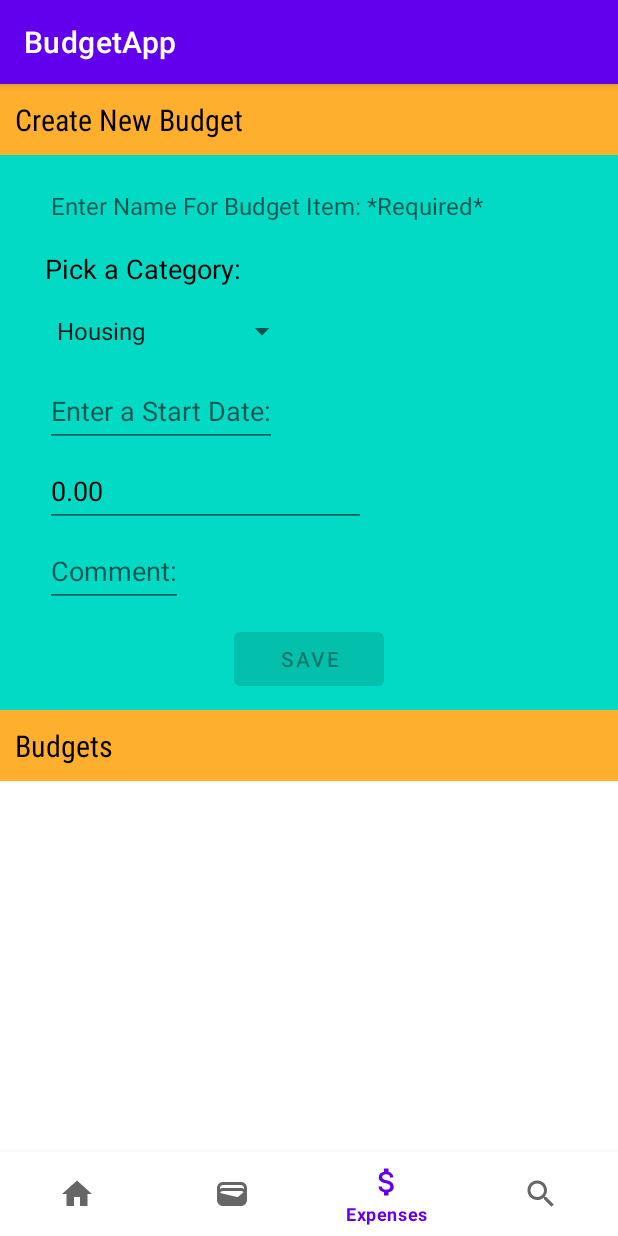
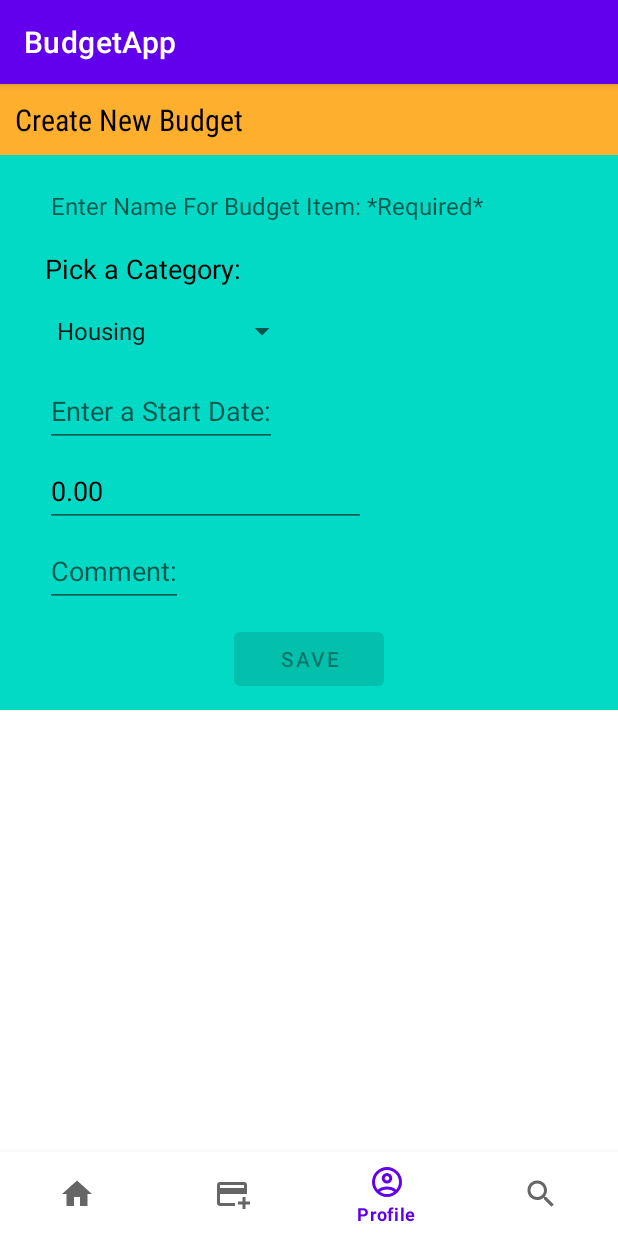
Before and after one commit to lillieayer/budgettracker, an Android app: the BudgetActivity screen opened directly, with no data from a screen before it, item 3 of the bottom bar chosen, on a phone screen of 412 x 824 dp. Run offline under Robolectric (Android 15) with nearby library versions, the phone set to English and light mode, and no system bars; our stand-ins replace Firebase (no records; nobody signed in at launch, a user with empty details on screens opened directly); 2 statements that could not run were skipped.

Commit message:
split budget activity to make room for web views

```diff
--- a/app/build.gradle
+++ b/app/build.gradle
@@ -44,6 +44,8 @@ dependencies {
     implementation 'androidx.annotation:annotation:1.7.1'
     implementation 'androidx.lifecycle:lifecycle-livedata-ktx:2.7.0'
     implementation 'androidx.lifecycle:lifecycle-viewmodel-ktx:2.7.0'
+    implementation 'androidx.activity:activity:1.8.0'
+    implementation 'androidx.constraintlayout:constraintlayout:2.1.4'
     testImplementation 'junit:junit:4.13.2'
     androidTestImplementation 'androidx.test.ext:junit:1.1.5'
     androidTestImplementation 'androidx.test.espresso:espresso-core:3.5.1'
--- a/app/src/main/AndroidManifest.xml
+++ b/app/src/main/AndroidManifest.xml
@@ -13,6 +13,9 @@
         android:supportsRtl="true"
         android:theme="@style/Theme.BudgetApp"
         tools:targetApi="31">
+        <activity
+            android:name=".ui.profile.ProfileActivity"
+            android:exported="false" />
         <activity
             android:name=".ui.budget.BudgetActivity"
             android:exported="false" />
--- a/app/src/main/java/cs445/budgetapp/MainActivity.java
+++ b/app/src/main/java/cs445/budgetapp/MainActivity.java
@@ -15,6 +15,7 @@ import com.google.android.material.navigation.NavigationBarView;
 
 import cs445.budgetapp.ui.budget.BudgetActivity;
 import cs445.budgetapp.ui.login.SignUpFragment;
+import cs445.budgetapp.ui.profile.ProfileActivity;
 
 public class MainActivity extends AppCompatActivity {
 
@@ -38,8 +39,9 @@ public class MainActivity extends AppCompatActivity {
                 Toast.makeText(this, "Going to budget", Toast.LENGTH_SHORT).show();
                 startActivity( new Intent(MainActivity.this, BudgetActivity.class));
             }
-            else if(pageId == R.id.navigation_expenses) {
-                Toast.makeText(this, "Going to expense tracker!", Toast.LENGTH_SHORT).show();
+            else if(pageId == R.id.navigation_profile) {
+                startActivity( new Intent(MainActivity.this, ProfileActivity.class));
+                Toast.makeText(this, "Going to profile", Toast.LENGTH_SHORT).show();
             }
             else if(pageId == R.id.navigation_search) {
                 Toast.makeText(this, "Going to webviews", Toast.LENGTH_SHORT).show();
--- a/app/src/main/java/cs445/budgetapp/MyApplication.java
+++ b/app/src/main/java/cs445/budgetapp/MyApplication.java
@@ -13,9 +13,9 @@ import cs445.budgetapp.data.model.LoggedInUser;
 
 public class MyApplication extends Application {
 
-    private static FirebaseDatabase db;
+    private FirebaseDatabase db;
 
-    private static FirebaseUser currUser;
+    private FirebaseUser currUser;
     @Override
     public void onCreate() {
         super.onCreate();
@@ -25,10 +25,10 @@ public class MyApplication extends Application {
         currUser = FirebaseAuth.getInstance().getCurrentUser();
     }
 
-    public static FirebaseDatabase getDb() {
+    public FirebaseDatabase getDb() {
         return db;
     }
-    public static FirebaseUser getAuthUser(){
+    public FirebaseUser getAuthUser(){
         return currUser;
     }
 }
--- a/app/src/main/java/cs445/budgetapp/ui/budget/BudgetActivity.java
+++ b/app/src/main/java/cs445/budgetapp/ui/budget/BudgetActivity.java
@@ -32,6 +32,8 @@ import java.util.List;
 import cs445.budgetapp.MainActivity;
 import cs445.budgetapp.MyApplication;
 import cs445.budgetapp.R;
+import cs445.budgetapp.ui.profile.BudgetAdapter;
+import cs445.budgetapp.ui.profile.ProfileActivity;
 
 public class BudgetActivity extends AppCompatActivity {
 
@@ -56,13 +58,6 @@ public class BudgetActivity extends AppCompatActivity {
         EditText editComment = findViewById(R.id.edit_budget_comment);
 
         editAmt.setText("0.00");
-        // setup recycler view components
-        List<Budget> budgetList = new ArrayList<>();
-        BudgetAdapter budgetAdapter = new BudgetAdapter(budgetList);
-        RecyclerView recyclerView = findViewById(R.id.recycler_view);
-        LinearLayoutManager layout = new LinearLayoutManager(this, LinearLayoutManager.VERTICAL,false);
-        recyclerView.setLayoutManager(layout);
-        recyclerView.setAdapter(budgetAdapter);
 
         app = (MyApplication) getApplication();
         // get user to access auth email
@@ -74,68 +69,37 @@ public class BudgetActivity extends AppCompatActivity {
         // initialize db reference for access
         userData = app.getDb().getReference("Users/"+ userPath);
 
-        // retrieve users past budgets
-        userData.addListenerForSingleValueEvent(new ValueEventListener() {
+        editName.addTextChangedListener(new TextWatcher() {
             @Override
-            public void onDataChange(@NonNull DataSnapshot pastBudgets) {
-                if (pastBudgets.exists()){
-                    ArrayList<Budget> temp = new ArrayList<>();
-                    int numBudgets = 0;
+            public void beforeTextChanged(CharSequence charSequence, int i, int i1, int i2) {
 
-                    for (DataSnapshot budget : pastBudgets.getChildren()){
-                        Budget old_budget = budget.getValue(Budget.class);
-                        temp.add(old_budget);
-                        numBudgets++;
-                    }
-                    budgetList.addAll(temp);
-                    budgetAdapter.notifyItemRangeInserted(0,numBudgets);
-                }
             }
 
             @Override
-            public void onCancelled(@NonNull DatabaseError error) {
+            public void onTextChanged(CharSequence charSequence, int i, int i1, int i2) {
+
+            }
+
+            @Override
+            public void afterTextChanged(Editable editable) {
+                budgetName = editName.getText().toString();
+                saveButton.setEnabled(!budgetName.isEmpty());
 
             }
         });
 
-
-        userData.addChildEventListener(new ChildEventListener() {
+        categorySpinner.setOnItemSelectedListener(new AdapterView.OnItemSelectedListener() {
             @Override
-            public void onChildAdded(@NonNull DataSnapshot budgets, @Nullable String previousChildName) {
-                Budget new_budget = (Budget)budgets.getValue(Budget.class);
-                if (new_budget != null){
-                    budgetList.add(new_budget);
-                    int i = budgetList.indexOf(new_budget);
-                    budgetAdapter.notifyItemInserted(i);
-                }
+            public void onItemSelected(AdapterView<?> adapterView, View view, int i, long l) {
+                budgetCategory = adapterView.getItemAtPosition(i).toString();
+                Log.v("Success", "Category chosen!");
             }
 
             @Override
-            public void onChildChanged(@NonNull DataSnapshot snapshot, @Nullable String previousChildName) {
-                //not modifying data
-            }
-
-            @Override
-            public void onChildRemoved(@NonNull DataSnapshot snapshot) {
-                Budget old_budget = (Budget)snapshot.getValue(Budget.class);
-                int i = budgetList.indexOf(old_budget);
-                budgetList.remove(old_budget);
-                budgetAdapter.notifyItemRemoved(i);
+            public void onNothingSelected(AdapterView<?> adapterView) {
 
             }
-
-            @Override
-            public void onChildMoved(@NonNull DataSnapshot snapshot, @Nullable String previousChildName) {
-                //ignore
-            }
-
-            @Override
-            public void onCancelled(@NonNull DatabaseError error) {
-                //ignore
-            }
         });
-
-
 
         saveButton.setOnClickListener(view -> {
             // get user input
@@ -160,38 +124,6 @@ public class BudgetActivity extends AppCompatActivity {
 
         });
 
-        categorySpinner.setOnItemSelectedListener(new AdapterView.OnItemSelectedListener() {
-            @Override
-            public void onItemSelected(AdapterView<?> adapterView, View view, int i, long l) {
-                budgetCategory = adapterView.getItemAtPosition(i).toString();
-                Log.v("Success", "Category chosen!");
-            }
-
-            @Override
-            public void onNothingSelected(AdapterView<?> adapterView) {
-
-            }
-        });
-
-        editName.addTextChangedListener(new TextWatcher() {
-            @Override
-            public void beforeTextChanged(CharSequence charSequence, int i, int i1, int i2) {
-
-            }
-
-            @Override
-            public void onTextChanged(CharSequence charSequence, int i, int i1, int i2) {
-
-            }
-
-            @Override
-            public void afterTextChanged(Editable editable) {
-                budgetName = editName.getText().toString();
-                saveButton.setEnabled(!budgetName.isEmpty());
-
-            }
-        });
-
 
         BottomNavigationView bottomNavigationView = findViewById(R.id.bottom_navigation_budget);
 
@@ -205,8 +137,8 @@ public class BudgetActivity extends AppCompatActivity {
             if(pageId == R.id.navigation_budget){
                 Toast.makeText(this, "Already on budget page!", Toast.LENGTH_SHORT).show();
             }
-            else if(pageId == R.id.navigation_expenses) {
-                Toast.makeText(this, "Going to expense tracker!", Toast.LENGTH_SHORT).show();
+            else if(pageId == R.id.navigation_profile) {
+                startActivity(new Intent(BudgetActivity.this, ProfileActivity.class));
             }
             else if(pageId == R.id.navigation_search) {
                 Toast.makeText(this, "Going to webviews", Toast.LENGTH_SHORT).show();
@@ -217,7 +149,6 @@ public class BudgetActivity extends AppCompatActivity {
         });
     }
 
-
     @Override
     protected void onDestroy() {
         super.onDestroy();
--- a/app/src/main/java/cs445/budgetapp/ui/budget/BudgetAdapter.java
+++ b/app/src/main/java/cs445/budgetapp/ui/profile/BudgetAdapter.java
@@ -1,4 +1,4 @@
-package cs445.budgetapp.ui.budget;
+package cs445.budgetapp.ui.profile;
 
 import android.view.LayoutInflater;
 import android.view.View;
@@ -9,6 +9,7 @@ import androidx.recyclerview.widget.RecyclerView;
 import java.util.List;
 
 import cs445.budgetapp.R;
+import cs445.budgetapp.ui.budget.Budget;
 
 public class BudgetAdapter extends RecyclerView.Adapter<BudgetItemViewHolder> {
     private List<Budget> budgetList;
--- a/app/src/main/java/cs445/budgetapp/ui/budget/BudgetItemViewHolder.java
+++ b/app/src/main/java/cs445/budgetapp/ui/profile/BudgetItemViewHolder.java
@@ -1,4 +1,4 @@
-package cs445.budgetapp.ui.budget;
+package cs445.budgetapp.ui.profile;
 
 
 import android.view.View;
--- /dev/null
+++ b/app/src/main/res/drawable/baseline_add_card_24.xml
@@ -0,0 +1,5 @@
+<vector xmlns:android="http://schemas.android.com/apk/res/android" android:height="24dp" android:tint="#000000" android:viewportHeight="24" android:viewportWidth="24" android:width="24dp">
+
+    <path android:fillColor="@android:color/white" android:pathData="M20,4H4C2.89,4 2.01,4.89 2.01,6L2,18c0,1.11 0.89,2 2,2h10v-2H4v-6h18V6C22,4.89 21.11,4 20,4zM20,8H4V6h16V8zM24,17v2h-3v3h-2v-3h-3v-2h3v-3h2v3H24z"/>
+
+</vector>
--- /dev/null
+++ b/app/src/main/res/drawable/sharp_account_circle_24.xml
@@ -0,0 +1,5 @@
+<vector xmlns:android="http://schemas.android.com/apk/res/android" android:height="24dp" android:tint="#000000" android:viewportHeight="960" android:viewportWidth="960" android:width="24dp">
+
+    <path android:fillColor="@android:color/white" android:pathData="M234,684Q285,645 348,622.5Q411,600 480,600Q549,600 612,622.5Q675,645 726,684Q761,643 780.5,591Q800,539 800,480Q800,347 706.5,253.5Q613,160 480,160Q347,160 253.5,253.5Q160,347 160,480Q160,539 179.5,591Q199,643 234,684ZM480,520Q421,520 380.5,479.5Q340,439 340,380Q340,321 380.5,280.5Q421,240 480,240Q539,240 579.5,280.5Q620,321 620,380Q620,439 579.5,479.5Q539,520 480,520ZM480,880Q397,880 324,848.5Q251,817 197,763Q143,709 111.5,636Q80,563 80,480Q80,397 111.5,324Q143,251 197,197Q251,143 324,111.5Q397,80 480,80Q563,80 636,111.5Q709,143 763,197Q817,251 848.5,324Q880,397 880,480Q880,563 848.5,636Q817,709 763,763Q709,817 636,848.5Q563,880 480,880ZM480,800Q533,800 580,784.5Q627,769 666,740Q627,711 580,695.5Q533,680 480,680Q427,680 380,695.5Q333,711 294,740Q333,769 380,784.5Q427,800 480,800ZM480,440Q506,440 523,423Q540,406 540,380Q540,354 523,337Q506,320 480,320Q454,320 437,337Q420,354 420,380Q420,406 437,423Q454,440 480,440ZM480,380Q480,380 480,380Q480,380 480,380Q480,380 480,380Q480,380 480,380Q480,380 480,380Q480,380 480,380Q480,380 480,380Q480,380 480,380ZM480,740Q480,740 480,740Q480,740 480,740Q480,740 480,740Q480,740 480,740Q480,740 480,740Q480,740 480,740Q480,740 480,740Q480,740 480,740Z"/>
+
+</vector>
--- a/app/src/main/res/layout/activity_budget.xml
+++ b/app/src/main/res/layout/activity_budget.xml
@@ -110,34 +110,6 @@
 
         </LinearLayout>
 
-        <TextView
-            android:id="@+id/budget_title"
-            android:layout_width="match_parent"
-            android:layout_height="wrap_content"
-            android:paddingLeft="10dp"
-            android:layout_below="@id/edit_budget_layout"
-            android:paddingRight="10dp"
-            android:background="@color/gold"
-            android:fontFamily="sans-serif-condensed"
-            android:padding="10dp"
-            android:text="@string/nav_budget"
-            android:textColor="@color/black"
-            android:textSize="20sp" />
-
-        <androidx.recyclerview.widget.RecyclerView
-            android:id="@+id/recycler_view"
-            android:layout_width="match_parent"
-            android:layout_height="wrap_content"
-            android:layout_below="@id/budget_title"
-            android:layout_above="@id/bottom_navigation_budget"
-            android:layout_marginTop="5dp"
-            android:nestedScrollingEnabled="true"
-            android:scrollbarSize="8dp"
-            android:scrollbarAlwaysDrawVerticalTrack="true"
-            android:scrollbars="vertical"
-            android:scrollbarThumbVertical="@color/gold"
-            android:layout_marginRight="10dp"
-            android:layout_marginLeft="10dp" />
 
         <com.google.android.material.bottomnavigation.BottomNavigationView
             android:id="@+id/bottom_navigation_budget"
--- a/app/src/main/res/menu/bottom_navigation_menu.xml
+++ b/app/src/main/res/menu/bottom_navigation_menu.xml
@@ -8,13 +8,13 @@
     <item
         android:id="@+id/navigation_budget"
         android:checkable="false"
-        android:icon="@drawable/baseline_wallet_24"
+        android:icon="@drawable/baseline_add_card_24"
         android:title="@string/nav_budget"
         android:visible="true" />
     <item
-        android:id="@+id/navigation_expenses"
-        android:icon="@drawable/baseline_attach_money_24"
-        android:title="@string/nav_expense"
+        android:id="@+id/navigation_profile"
+        android:icon="@drawable/sharp_account_circle_24"
+        android:title="@string/nav_profile"
         android:visible="true" />
     <item
         android:id="@+id/navigation_search"
--- a/app/src/main/res/values/strings.xml
+++ b/app/src/main/res/values/strings.xml
@@ -10,6 +10,7 @@
     <string name="explanation">
         Navigate to the menu tabs below by clicking twice on a location in order to explore creating budgets and tracking expenses to become more financially organized!
     </string>
+    <string name="webviewDescrip">Read below for advice from Nerd Wallet on best budgeting and use the budgeting calculator on their website to help budget smarter!</string>
     <string name="invalid_username">Not a valid username</string>
     <string name="invalid_password">Password must be >5 characters</string>
     <string name="login_failed">"Login failed"</string>
@@ -25,7 +26,7 @@
     <string name="searchButton">Searching</string>
     <string name="nav_home">Home</string>
     <string name="nav_budget">Budgets</string>
-    <string name="nav_expense">Expenses</string>
+    <string name="nav_profile">Profile</string>
     <string name="nav_search">Search</string>
     <string name="signup">Create Account</string>
     <string name="createUsername">Enter a username: </string>
```
Also changed, not shown: app/src/main/java/cs445/budgetapp/ui/profile/ProfileActivity.java (added, +148 -0 lines), app/src/main/res/layout/activity_profile.xml (added, +46 -0 lines).
